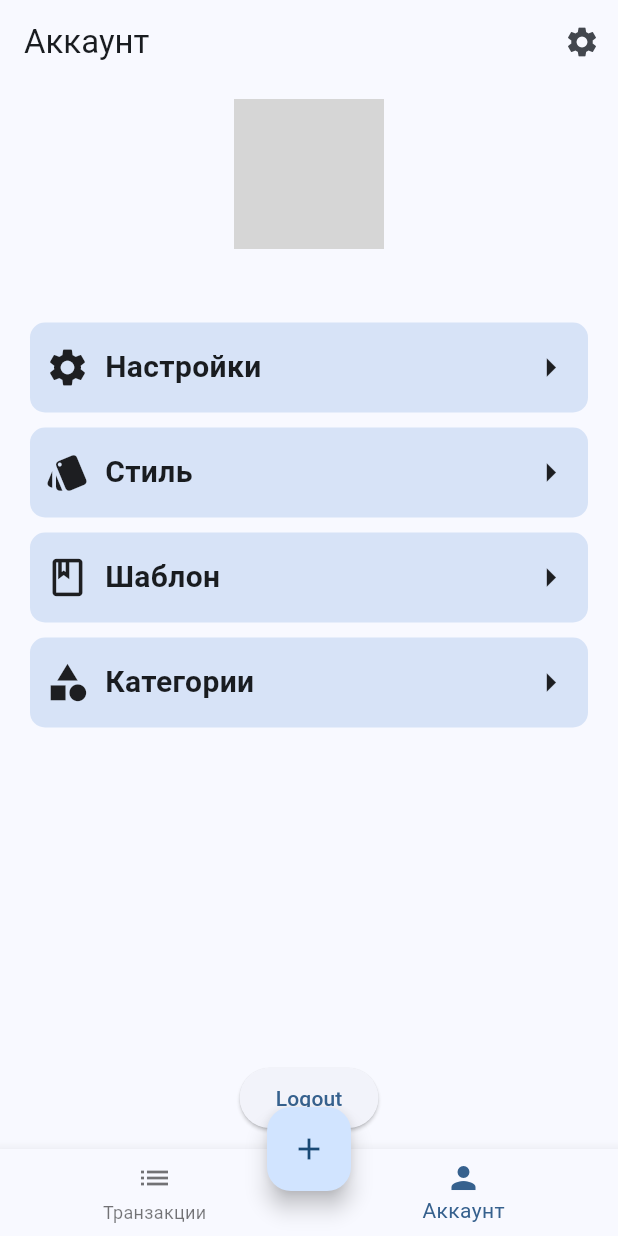
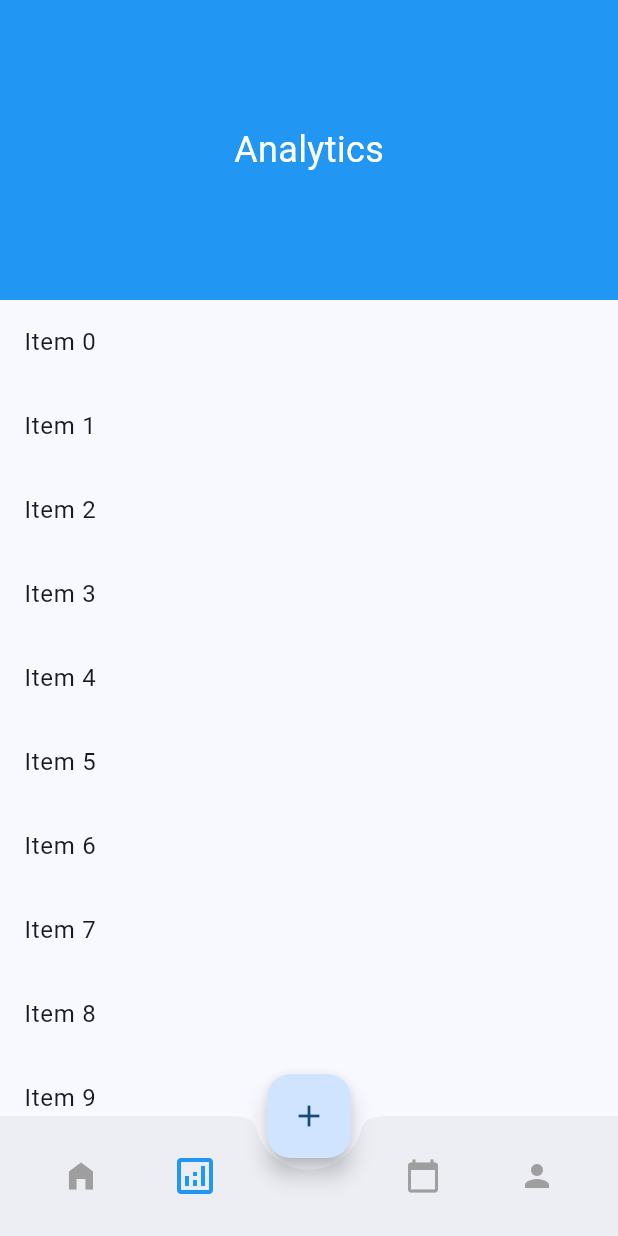
Before and after one commit to daniyar104/cash-mobile, a Flutter app: the MainScreen screen opened directly, item 2 of the bottom bar chosen, on a phone screen of 412 x 824 dp. Run offline on Flutter 3.47's test engine with Material 3 defaults, Android fonts, the phone set to English and light mode, and no system bars; our stand-ins replace awesome_snackbar_content, flutter_localization, image_picker, sembast, shared_preferences, sqflite and 1 more; accounts and stored records are empty; grey boxes are pictures that could not be loaded.

Commit message:
(add): Add two new pages

```diff
--- a/lib/localization/locales.dart
+++ b/lib/localization/locales.dart
@@ -29,6 +29,8 @@ mixin LocalData {
   static const String templateSetting = "templateSetting";
   static const String categories = "categories";
   static const String summary = "summary";
+  static const String analytics = "analytics";
+  static const String planning = "planning";
 
 
   //Login
@@ -135,6 +137,8 @@ mixin LocalData {
       templateSetting: 'Template',
       categories: 'Categories',
       summary: 'Total Balance',
+      analytics: 'Analytics',
+      planning: 'Planning',
 
       // Login Page
       unCurrect: "Incorrect email or password",
@@ -239,6 +243,8 @@ mixin LocalData {
     templateSetting: "Шаблон",
     categories: "Категории",
     summary: "Общий баланс",
+    analytics: "Аналитика",
+    planning: "Планирование",
 
 
     // Login Page
@@ -349,6 +355,8 @@ mixin LocalData {
     templateSetting: "Үлгі",
     categories: "Санаттар",
     summary: "Жалпы баланс",
+    analytics: "Аналитика",
+    planning: "Жоспарлау",
 
     // Login Page
     unCurrect: "Электрондық пошта немесе құпиясөз қате",
--- /dev/null
+++ b/lib/screens/Analitics/AnalyticsPage.dart
@@ -0,0 +1,42 @@
+import 'package:flutter/material.dart';
+
+class AnalyticsPage extends StatefulWidget {
+  const AnalyticsPage({super.key});
+
+  @override
+  State<AnalyticsPage> createState() => _AnalyticsPageState();
+}
+
+class _AnalyticsPageState extends State<AnalyticsPage> {
+  @override
+  Widget build(BuildContext context) {
+    return Column(
+      children: [
+        Container(
+          height: 200,
+          width: double.infinity,
+          color: Colors.blue,
+          child: const Center(
+            child: Text(
+              'Analytics',
+              style: TextStyle(
+                fontSize: 24,
+                color: Colors.white,
+              ),
+            ),
+          ),
+        ),
+        Expanded(
+          child: ListView.builder(
+            itemCount: 20,
+            itemBuilder: (context, index) {
+              return ListTile(
+                title: Text('Item $index'),
+              );
+            },
+          ),
+        ),
+      ],
+    );
+  }
+}
--- a/lib/screens/MainScreen.dart
+++ b/lib/screens/MainScreen.dart
@@ -3,7 +3,9 @@ import 'package:flutter_localization/flutter_localization.dart';
 import 'package:shared_preferences/shared_preferences.dart';
 import 'package:untitled1/localization/locales.dart';
 import 'package:untitled1/screens/ExpenseInputScreen.dart';
+import 'package:untitled1/screens/Plannings/page/PlanningsPage.dart';
 import 'package:untitled1/screens/accountPage/MainAccountPage.dart';
+import 'Analitics/AnalyticsPage.dart';
 import 'TransactionsListPage.dart';
 
 class MainScreen extends StatefulWidget{
@@ -23,6 +25,8 @@ class _MainScreenState extends State<MainScreen>{
     super.initState();
     _pages = [
       TransactionsListPage(userID: _userId),
+      AnalyticsPage(),
+      PlanningsPage(),
       MainAcountPage(),
     ];
     _loadUserId();
@@ -52,32 +56,57 @@ class _MainScreenState extends State<MainScreen>{
   }
   @override
   Widget build(BuildContext context) {
-    if (_userId == null) {
-      return Scaffold(
+    if (_pages == null) {
+      return const Scaffold(
         body: Center(child: CircularProgressIndicator()),
       );
     }
+
     return Scaffold(
       body: _pages[_currentIndex],
-      bottomNavigationBar: BottomNavigationBar(
-        currentIndex: _currentIndex,
-        onTap: (index) {
-          setState(() {
-            _currentIndex = index;
-          });
-        },
-        items: [
-          BottomNavigationBarItem(
-            icon: Icon(Icons.list),
-            label: LocalData.transactions.getString(context),
-          ),
-          BottomNavigationBarItem(
-            icon: Icon(Icons.person),
-            label: LocalData.account.getString(context),
-          ),
-        ],
+      bottomNavigationBar: BottomAppBar(
+        shape: const CircularNotchedRectangle(),
+        notchMargin: 8.0,
+        child: Row(
+          mainAxisAlignment: MainAxisAlignment.spaceAround,
+          children: [
+            IconButton(
+              icon: Icon(
+                Icons.home_filled,
+                color: _currentIndex == 0 ? Colors.blue : Colors.grey,
+                size: _currentIndex == 0 ? 32 : 24,
+              ),
+              onPressed: () => setState(() => _currentIndex = 0),
+            ),
+            IconButton(
+              icon: Icon(
+                Icons.analytics_outlined,
+                color: _currentIndex == 1 ? Colors.blue : Colors.grey,
+                size: _currentIndex == 1 ? 32 : 24,
+              ),
+              onPressed: () => setState(() => _currentIndex = 1),
+            ),
+            SizedBox(width: 48),
+            IconButton(
+              icon: Icon(
+                Icons.calendar_today,
+                color: _currentIndex == 2 ? Colors.blue : Colors.grey,
+                size: _currentIndex == 2 ? 32 : 24,
+              ),
+              onPressed: () => setState(() => _currentIndex = 2),
+            ),
+            IconButton(
+              icon: Icon(
+                Icons.person,
+                color: _currentIndex == 3 ? Colors.blue : Colors.grey,
+                size: _currentIndex == 3 ? 32 : 24,
+              ),
+              onPressed: () => setState(() => _currentIndex = 3),
+            ),
+          ],
+        ),
+      ),
 
-      ),
       floatingActionButton: FloatingActionButton(
         onPressed: _showAddTransactionForm,
         child: Icon(Icons.add),
@@ -85,4 +114,5 @@ class _MainScreenState extends State<MainScreen>{
       floatingActionButtonLocation: FloatingActionButtonLocation.centerDocked,
     );
   }
+
 }
```
Also changed, not shown: lib/screens/Plannings/page/PlanningsPage.dart (added, +42 -0 lines).
